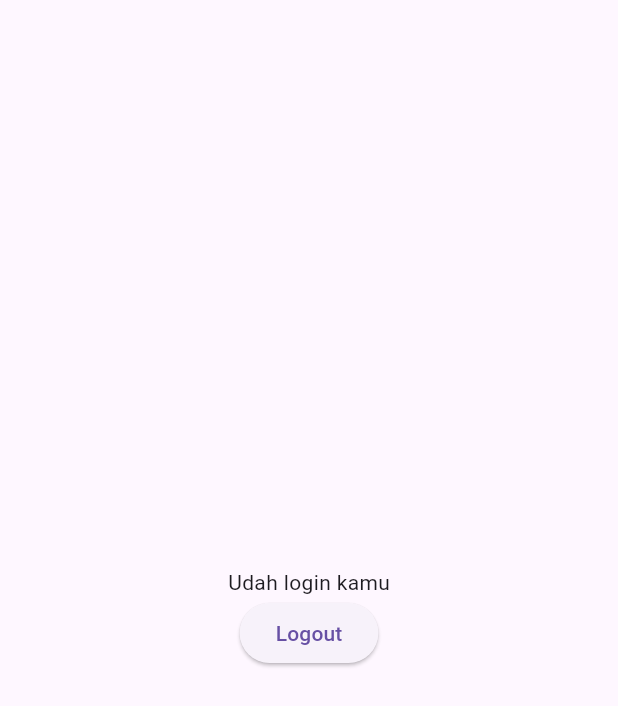
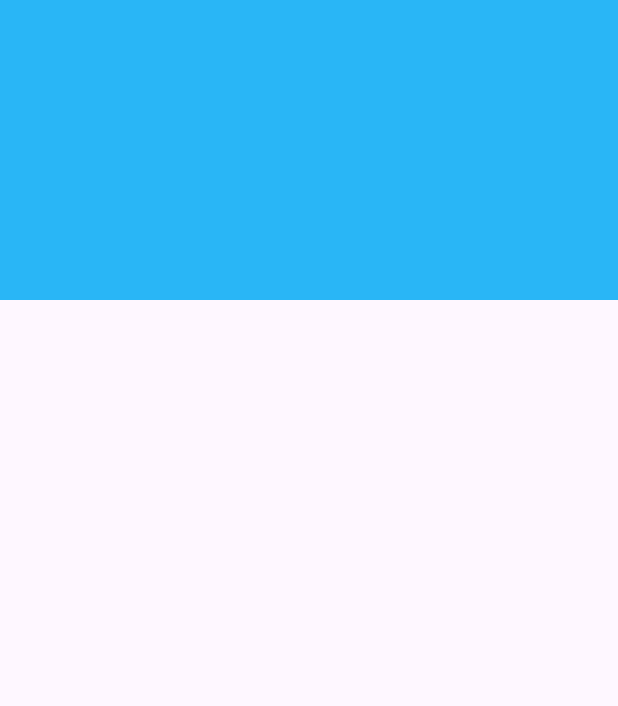
Before and after one commit to DhafaGusman/nekatkas, a Flutter app: the HomePage screen opened directly, on a phone screen of 412 x 824 dp. Shown: the top 706 px of the screen. Run offline on Flutter 3.47's test engine with Material 3 defaults, Android fonts, the phone set to English and light mode, and no system bars; our stand-ins replace dots_indicator, email_validator, feather_icons, hexcolor, image_cropper, image_picker and 3 more.

Commit message:
Login page and home page minor update

```diff
--- a/lib/feature/controller/handle_registration.dart
+++ b/lib/feature/controller/handle_registration.dart
@@ -1,6 +1,7 @@
 import 'package:flutter/material.dart';
 import 'package:lottie/lottie.dart';
 import 'package:nekatkas/utils/colors/global_colors.dart';
+import 'package:nekatkas/view/home/home_page.dart';
 
 // -- Register Loading -- //
 
@@ -130,7 +131,11 @@
       bottomNavigationBar: Padding(
         padding: const EdgeInsets.all(30),
         child: ElevatedButton(
-          onPressed: () {},
+          onPressed: () {
+            Navigator.of(context).pushReplacement(
+              MaterialPageRoute(builder: (_) => const HomePage()),
+            );
+          },
           style: ElevatedButton.styleFrom(
             minimumSize: const Size(double.infinity, 55),
             backgroundColor: Colors.white,
--- a/lib/view/auth/login_page.dart
+++ b/lib/view/auth/login_page.dart
@@ -119,7 +119,7 @@
                 ),
                 const SizedBox(height: 10),
                 Text(
-                  'Login untuk masuk ke nekatkas',
+                  'Login untuk masuk ke Nekatkas',
                   textAlign: TextAlign.center,
                   style: TextStyle(
                     fontFamily: 'Poppins',
--- a/lib/view/home/home_page.dart
+++ b/lib/view/home/home_page.dart
@@ -1,5 +1,7 @@
 import 'package:flutter/material.dart';
-import 'package:nekatkas/view/auth/login_page.dart';
+
+import 'package:nekatkas/utils/colors/global_colors.dart';
+// import 'package:nekatkas/view/auth/login_page.dart';
 
 class HomePage extends StatefulWidget {
   const HomePage({super.key});
@@ -12,21 +14,16 @@
   @override
   Widget build(BuildContext context) {
     return Scaffold(
-      body: Center(
-        child: Column(
-          mainAxisAlignment: MainAxisAlignment.center,
-          children: [
-            const Text('Udah login kamu'),
-            ElevatedButton(
-              onPressed: () {
-                Navigator.of(context).pushReplacement(
-                  MaterialPageRoute(builder: (_) => const LoginPage()),
-                );
-              },
-              child: const Text('Logout'),
-            ),
-          ],
-        ),
+      body: CustomScrollView(
+        slivers: [
+          SliverAppBar(
+            backgroundColor: GlobalColors.mainColor,
+            expandedHeight: 200,
+            floating: true,
+            pinned: true,
+            flexibleSpace: const FlexibleSpaceBar(),
+          ),
+        ],
       ),
     );
   }
```
Also changed, not shown: assets/img/icon/user.jpg.
